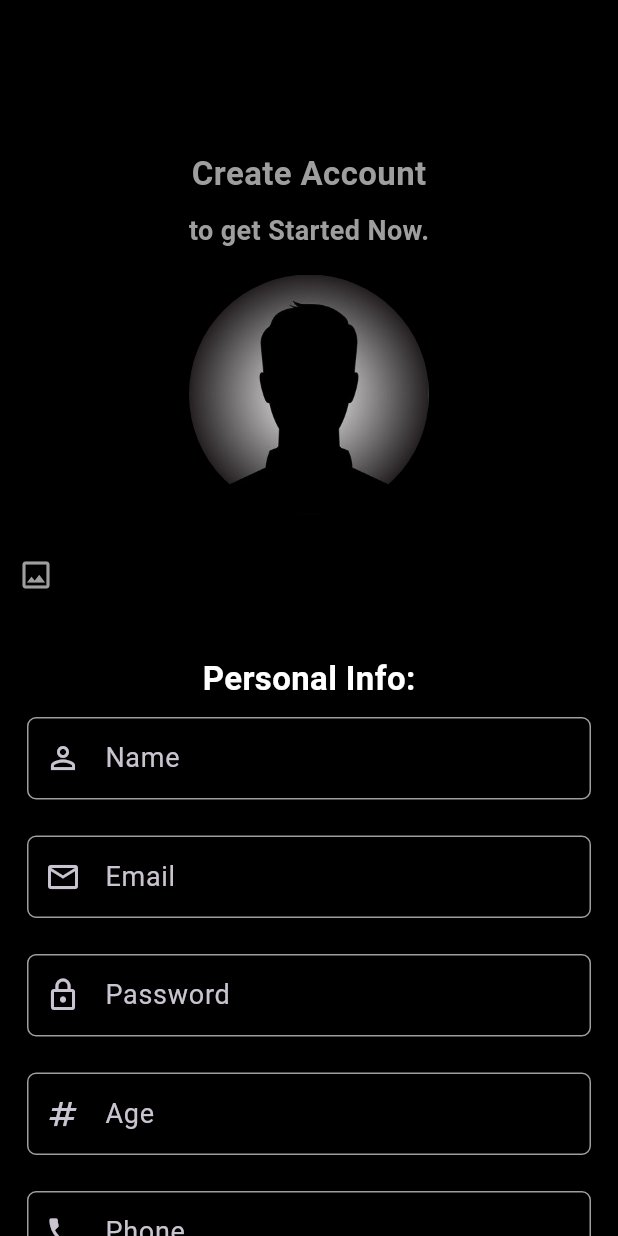
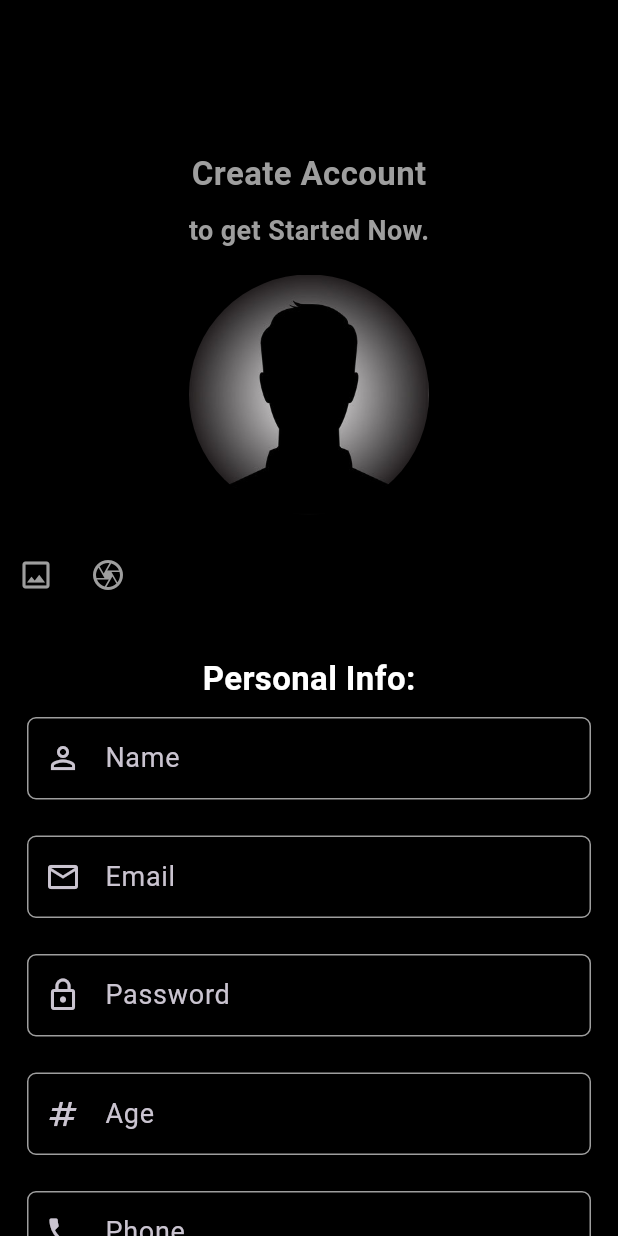
Before and after one commit to beshprakash11/dating_appfv1, a Flutter app: the RegistrationScreen screen opened directly, on a phone screen of 412 x 824 dp. Run offline on Flutter 3.47's test engine with Material 3 defaults, Android fonts, the phone set to English and light mode, and no system bars; our stand-ins replace get, image_picker.

Commit message:
project updated with udpated icon

```diff
--- a/lib/authenticationScreen/registration_screen.dart
+++ b/lib/authenticationScreen/registration_screen.dart
@@ -117,6 +117,13 @@ class _RegistrationScreenState extends State<RegistrationScreen> {
                   onPressed: () {},
                   icon: const Icon(
                     Icons.image_outlined,
+                    color: Colors.grey,
+                  ),
+                ),
+                IconButton(
+                  onPressed: () {},
+                  icon: const Icon(
+                    Icons.camera_outlined,
                     color: Colors.grey,
                   ),
                 ),
```
